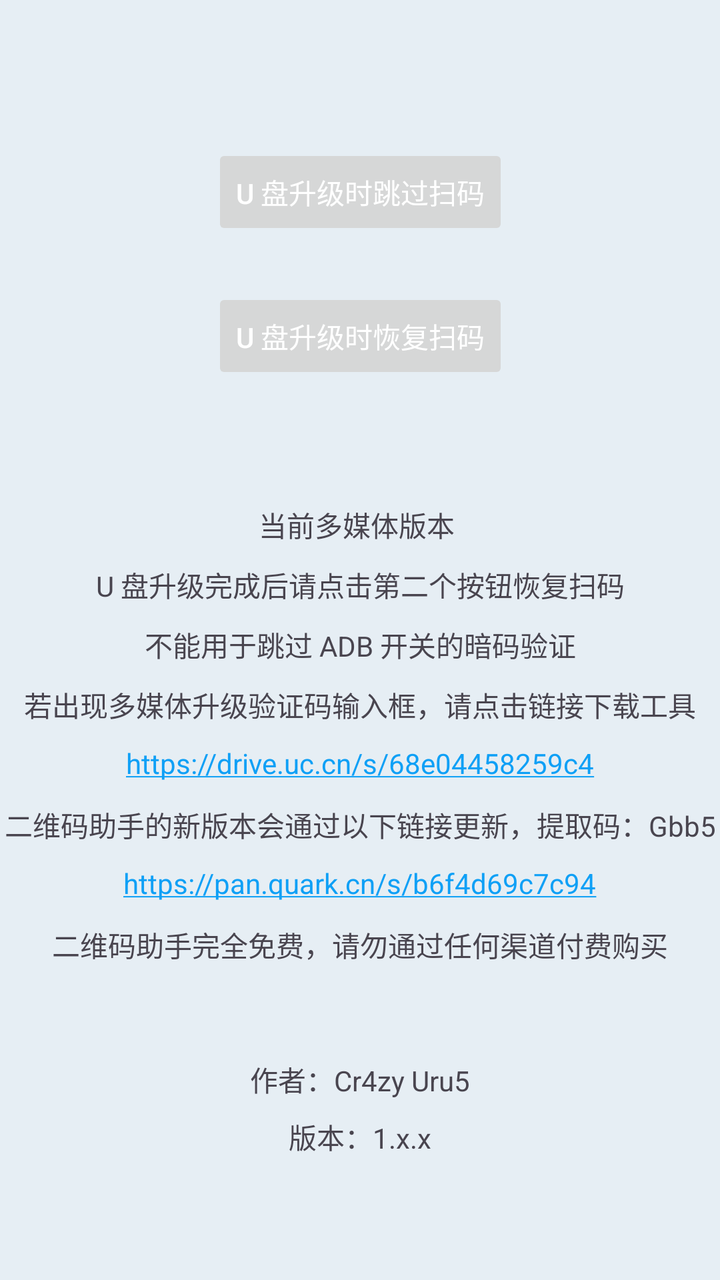
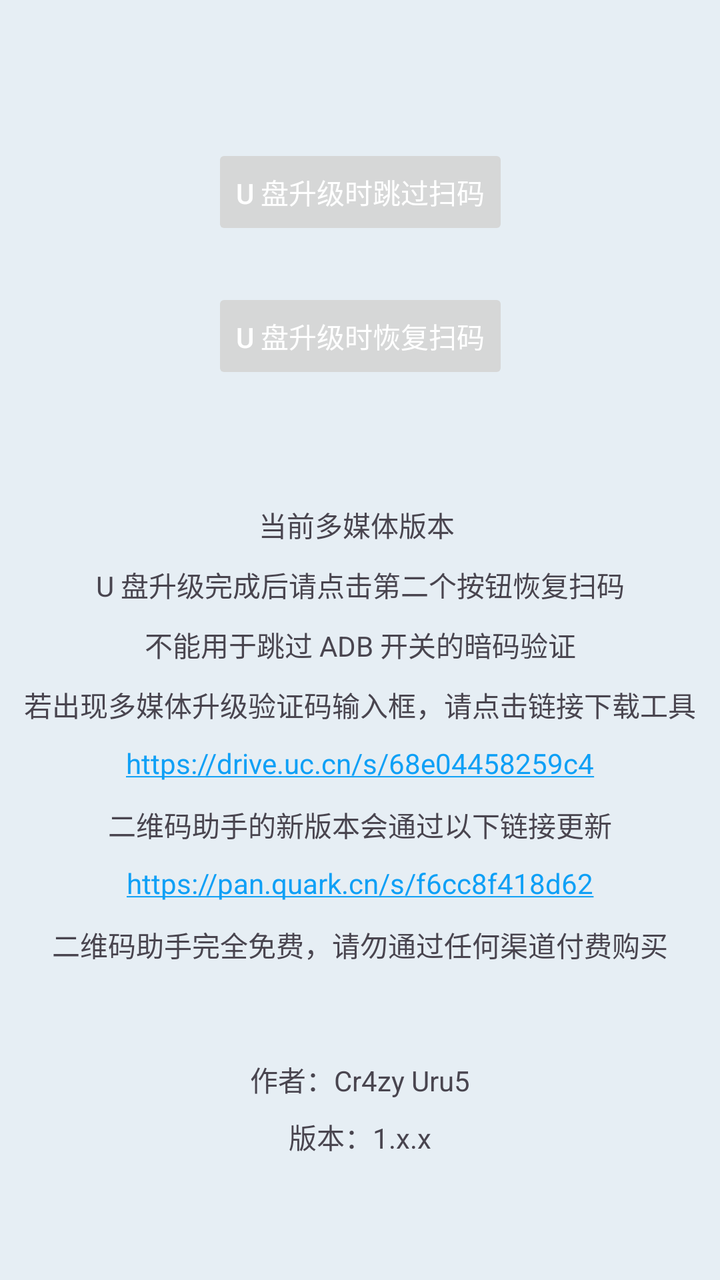

Before-and-after screenshots of an Android layout around one commit, followed by the original layout XML and the change that was made.
<!-- AndroidManifest.xml: activity theme Theme.BYDOTAQRCodeBypass -->
<!-- res/layout/activity_main.xml -->
<?xml version="1.0" encoding="utf-8"?>
<androidx.constraintlayout.widget.ConstraintLayout xmlns:android="http://schemas.android.com/apk/res/android"
    xmlns:app="http://schemas.android.com/apk/res-auto"
    xmlns:tools="http://schemas.android.com/tools"
    android:id="@+id/main"
    android:layout_width="match_parent"
    android:layout_height="match_parent"
    tools:context="com.crazyurus.bydota.qrcodebypass.MainActivity">

    <Button
        android:id="@+id/button"
        android:layout_width="wrap_content"
        android:layout_height="wrap_content"
        android:layout_marginStart="24dp"
        android:layout_marginTop="72dp"
        android:layout_marginEnd="24dp"
        android:enabled="false"
        android:text="U 盘升级时跳过扫码"
        android:textColor="@color/white"
        app:layout_constraintEnd_toEndOf="parent"
        app:layout_constraintStart_toStartOf="parent"
        app:layout_constraintTop_toTopOf="parent" />

    <Button
        android:id="@+id/button2"
        android:layout_width="wrap_content"
        android:layout_height="wrap_content"
        android:layout_marginStart="24dp"
        android:layout_marginTop="24dp"
        android:layout_marginEnd="24dp"
        android:enabled="false"
        android:text="U 盘升级时恢复扫码"
        android:textColor="@color/white"
        app:layout_constraintEnd_toEndOf="parent"
        app:layout_constraintStart_toStartOf="parent"
        app:layout_constraintTop_toBottomOf="@+id/button" />

    <TextView
        android:id="@+id/textView"
        android:layout_width="wrap_content"
        android:layout_height="wrap_content"
        android:layout_marginStart="24dp"
        android:layout_marginEnd="24dp"
        android:layout_marginBottom="90dp"
        android:text="作者：Cr4zy Uru5"
        app:layout_constraintBottom_toBottomOf="parent"
        app:layout_constraintEnd_toEndOf="parent"
        app:layout_constraintStart_toStartOf="parent" />

    <TextView
        android:id="@+id/textVersion"
        android:layout_width="wrap_content"
        android:layout_height="wrap_content"
        android:layout_marginStart="24dp"
        android:layout_marginTop="8dp"
        android:layout_marginEnd="24dp"
        android:text="版本：1.x.x"
        app:layout_constraintEnd_toEndOf="parent"
        app:layout_constraintStart_toStartOf="parent"
        app:layout_constraintTop_toBottomOf="@id/textView" />

    <TextView
        android:id="@+id/textView3"
        android:layout_width="wrap_content"
        android:layout_height="wrap_content"
        android:layout_marginStart="24dp"
        android:layout_marginTop="60dp"
        android:layout_marginEnd="24dp"
        android:text="当前多媒体版本 "
        app:layout_constraintEnd_toEndOf="parent"
        app:layout_constraintStart_toStartOf="parent"
        app:layout_constraintTop_toBottomOf="@+id/button2" />

    <TextView
        android:id="@+id/textView4"
        android:layout_width="wrap_content"
        android:layout_height="wrap_content"
        android:layout_marginStart="24dp"
        android:layout_marginTop="90dp"
        android:layout_marginEnd="24dp"
        android:text="U 盘升级完成后请点击第二个按钮恢复扫码"
        app:layout_constraintEnd_toEndOf="parent"
        app:layout_constraintStart_toStartOf="parent"
        app:layout_constraintTop_toBottomOf="@+id/button2" />

    <TextView
        android:id="@+id/textView5"
        android:layout_width="wrap_content"
        android:layout_height="wrap_content"
        android:layout_marginStart="24dp"
        android:layout_marginTop="120dp"
        android:layout_marginEnd="24dp"
        android:text="不能用于跳过 ADB 开关的暗码验证"
        app:layout_constraintEnd_toEndOf="parent"
        app:layout_constraintStart_toStartOf="parent"
        app:layout_constraintTop_toBottomOf="@+id/button2" />

    <TextView
        android:id="@+id/textView2"
        android:layout_width="wrap_content"
        android:layout_height="wrap_content"
        android:layout_marginStart="24dp"
        android:layout_marginTop="150dp"
        android:layout_marginEnd="24dp"
        android:text="若出现多媒体升级验证码输入框，请点击链接下载工具"
        app:layout_constraintEnd_toEndOf="parent"
        app:layout_constraintStart_toStartOf="parent"
        app:layout_constraintTop_toBottomOf="@+id/button2" />

    <TextView
        android:id="@+id/textLink"
        android:layout_width="wrap_content"
        android:layout_height="wrap_content"
        android:layout_marginStart="24dp"
        android:layout_marginTop="180dp"
        android:layout_marginEnd="24dp"
        android:autoLink="web"
        android:text="https://drive.uc.cn/s/68e04458259c4"
        app:layout_constraintEnd_toEndOf="parent"
        app:layout_constraintStart_toStartOf="parent"
        app:layout_constraintTop_toBottomOf="@+id/button2" />

    <TextView
        android:id="@+id/textView6"
        android:layout_width="wrap_content"
        android:layout_height="wrap_content"
        android:layout_marginStart="24dp"
        android:layout_marginTop="210dp"
        android:layout_marginEnd="24dp"
        android:text="二维码助手的新版本会通过以下链接更新，提取码：Gbb5"
        app:layout_constraintEnd_toEndOf="parent"
        app:layout_constraintStart_toStartOf="parent"
        app:layout_constraintTop_toBottomOf="@+id/button2" />

    <TextView
        android:id="@+id/textLink2"
        android:layout_width="wrap_content"
        android:layout_height="wrap_content"
        android:layout_marginStart="24dp"
        android:layout_marginTop="240dp"
        android:layout_marginEnd="24dp"
        android:autoLink="web"
        android:text="https://pan.quark.cn/s/b6f4d69c7c94"
        app:layout_constraintEnd_toEndOf="parent"
        app:layout_constraintStart_toStartOf="parent"
        app:layout_constraintTop_toBottomOf="@+id/button2" />

    <TextView
        android:id="@+id/textView7"
        android:layout_width="wrap_content"
        android:layout_height="wrap_content"
        android:layout_marginStart="24dp"
        android:layout_marginTop="270dp"
        android:layout_marginEnd="24dp"
        android:text="二维码助手完全免费，请勿通过任何渠道付费购买"
        app:layout_constraintEnd_toEndOf="parent"
        app:layout_constraintStart_toStartOf="parent"
        app:layout_constraintTop_toBottomOf="@+id/button2" />

</androidx.constraintlayout.widget.ConstraintLayout>
<!-- resources referenced by this layout -->
<resources>
  <color name="white">#FFFFFFFF</color>
  <style name="Theme.BYDOTAQRCodeBypass" parent="android:Theme.Material.Light.NoActionBar" />
</resources>

<!-- the commit's change to res/layout/activity_main.xml (unified diff, before → after) -->
@@ -127,7 +127,7 @@
         android:layout_marginStart="24dp"
         android:layout_marginTop="210dp"
         android:layout_marginEnd="24dp"
-        android:text="二维码助手的新版本会通过以下链接更新，提取码：Gbb5"
+        android:text="二维码助手的新版本会通过以下链接更新"
         app:layout_constraintEnd_toEndOf="parent"
         app:layout_constraintStart_toStartOf="parent"
         app:layout_constraintTop_toBottomOf="@+id/button2" />
@@ -140,7 +140,7 @@
         android:layout_marginTop="240dp"
         android:layout_marginEnd="24dp"
         android:autoLink="web"
-        android:text="https://pan.quark.cn/s/b6f4d69c7c94"
+        android:text="https://pan.quark.cn/s/f6cc8f418d62"
         app:layout_constraintEnd_toEndOf="parent"
         app:layout_constraintStart_toStartOf="parent"
         app:layout_constraintTop_toBottomOf="@+id/button2" />
